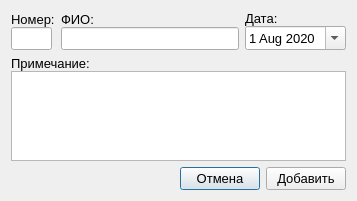
This is dialog.ui in Vladimirsky555/QSqlTableModel as Qt 5 draws it before an edit. The edited form follows.
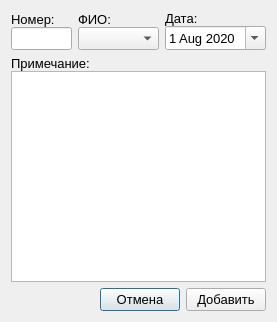
This is the edited form.

What changed in the file:
```diff
--- a/dialog.ui
+++ b/dialog.ui
@@ -6,8 +6,8 @@
    <rect>
     <x>0</x>
     <y>0</y>
-    <width>357</width>
-    <height>201</height>
+    <width>277</width>
+    <height>322</height>
    </rect>
   </property>
   <property name="font">
@@ -29,7 +29,7 @@
        <item>
         <widget class="QLabel" name="label">
          <property name="sizePolicy">
-          <sizepolicy hsizetype="Maximum" vsizetype="Preferred">
+          <sizepolicy hsizetype="Minimum" vsizetype="Preferred">
            <horstretch>0</horstretch>
            <verstretch>0</verstretch>
           </sizepolicy>
@@ -55,7 +55,7 @@
          </property>
          <property name="maximumSize">
           <size>
-           <width>41</width>
+           <width>61</width>
            <height>16777215</height>
           </size>
          </property>
@@ -76,7 +76,14 @@
         </widget>
        </item>
        <item>
-        <widget class="QLineEdit" name="cbxPerson"/>
+        <widget class="QComboBox" name="cbxPerson">
+         <property name="sizePolicy">
+          <sizepolicy hsizetype="Expanding" vsizetype="Fixed">
+           <horstretch>0</horstretch>
+           <verstretch>0</verstretch>
+          </sizepolicy>
+         </property>
+        </widget>
        </item>
       </layout>
      </item>
```
